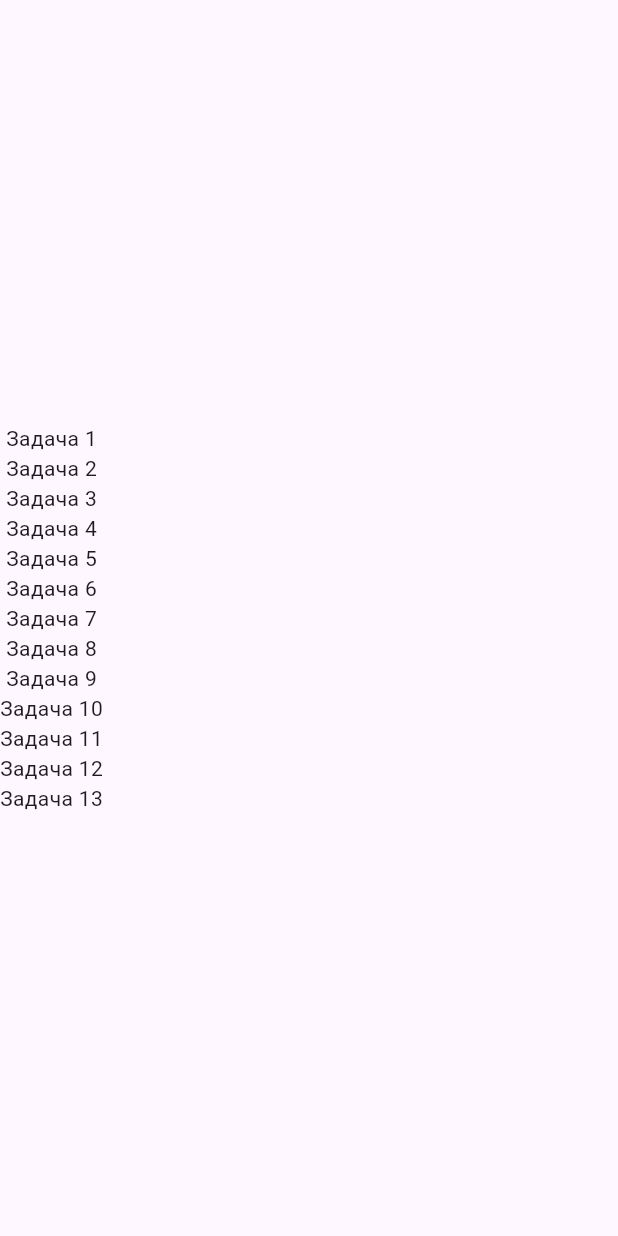
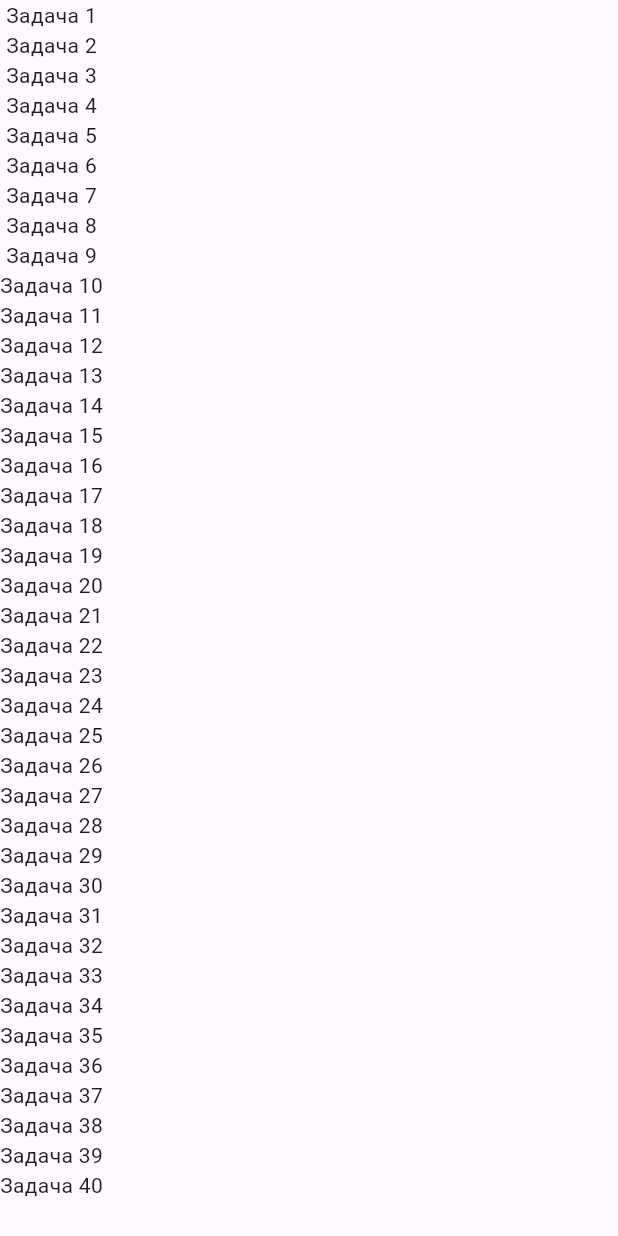
Before and after one commit to Leturgone/FlutterWorks1, a Flutter app: the TasksScreen widget shown alone on an empty page, opened directly, on a phone screen of 412 x 824 dp. Run offline on Flutter 3.47's test engine with Material 3 defaults, Android fonts, the phone set to English and light mode, and no system bars.

Commit message:
Добавление скрола с SingleChildScrollView

```diff
--- a/work4/lib/ui/TasksListWidget.dart
+++ b/work4/lib/ui/TasksListWidget.dart
@@ -11,15 +11,15 @@ class TasksScreen extends StatefulWidget {
 }
 
 class _TasksScreenState extends State<TasksScreen> {
-  List<String> tasks = ['Задача 1', 'Задача 2', 'Задача 3', 'Задача 4', 'Задача 5', 'Задача 6',
-    'Задача 7', 'Задача 8', 'Задача 9', 'Задача 10', 'Задача 11', 'Задача 12', 'Задача 13'
-  ];
+  List<String> tasks = List.generate(40, (index) => 'Задача ${index + 1}');
 
   @override
   Widget build(BuildContext context) {
-    return Column(
-      mainAxisAlignment: MainAxisAlignment.center,
-      children: tasks.map((task) => Text(task)).toList(),
+    return SingleChildScrollView(
+      child: Column(
+        mainAxisAlignment: MainAxisAlignment.center,
+        children: tasks.map((task) => Text(task)).toList(),
+      )
     );
   }
 }
```
